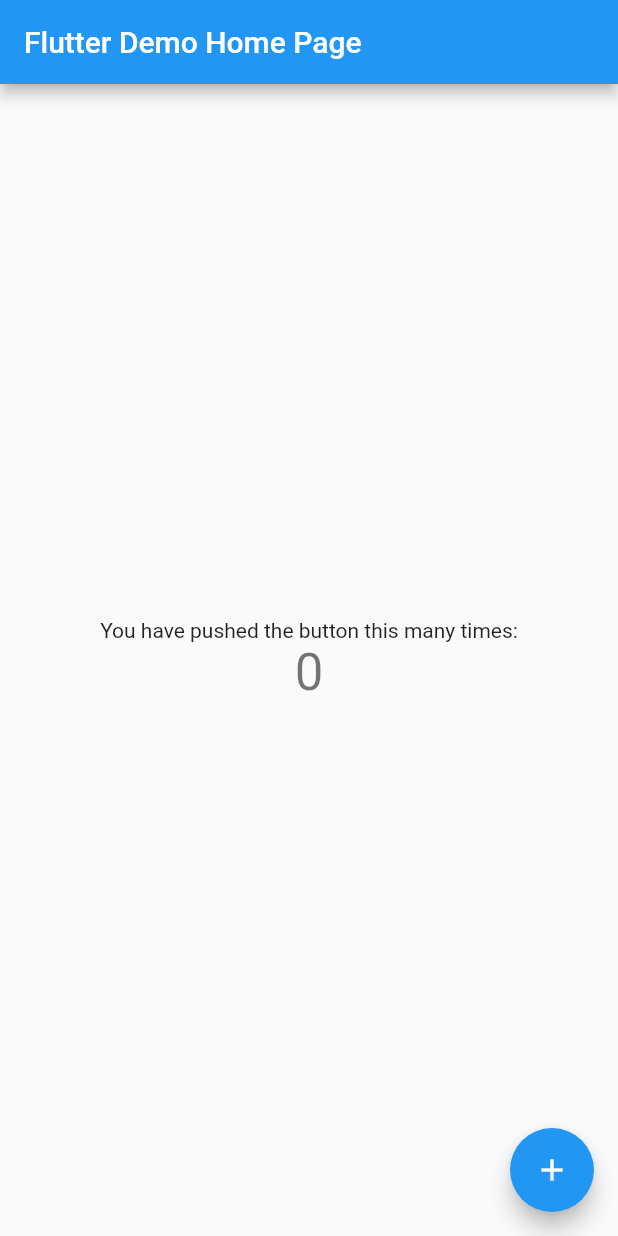
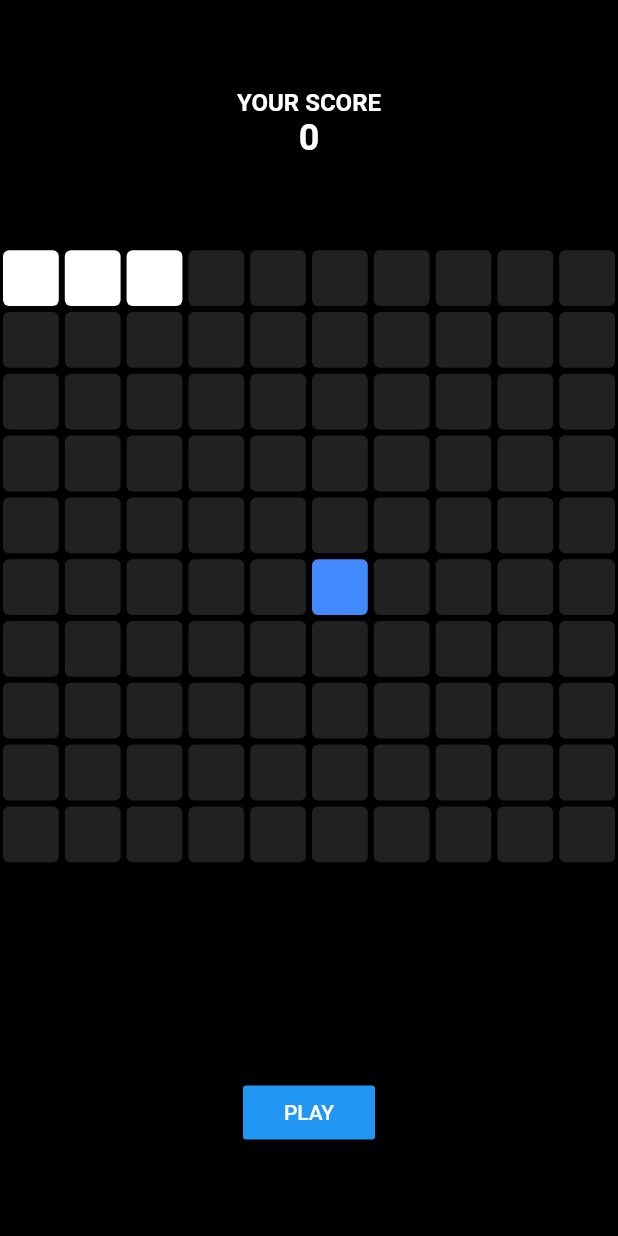
Before and after one commit to tejaswini-dev-techie/snake_game, a Flutter app: the screen it shows after launch, on a phone screen of 412 x 824 dp. Run offline on Flutter 3.47's test engine with Material 2 defaults, Android fonts, the light colour scheme and no system bars.

Commit message:
Completed development of Snake Game

```diff
--- /dev/null
+++ b/lib/Screens/GameScreen/game_screen.dart
@@ -0,0 +1,244 @@
+import 'dart:async';
+import 'dart:math';
+
+import 'package:flutter/material.dart';
+import 'package:snake_game/Screens/GameScreen/widgets/blank_pixel.dart';
+import 'package:snake_game/Screens/GameScreen/widgets/food_pixel.dart';
+import 'package:snake_game/Screens/GameScreen/widgets/snake_pixel.dart';
+
+class GameScreen extends StatefulWidget {
+  const GameScreen({super.key});
+
+  @override
+  State<GameScreen> createState() => _GameScreenState();
+}
+
+enum snake_direction { UP, DOWN, RIGHT, LEFT }
+
+class _GameScreenState extends State<GameScreen> {
+  /* Grid Dimensions */
+  int totalGridCount = 100;
+  int rowSize = 10;
+
+  /* User Score */
+  int score = 0;
+
+  /* Snake Position */
+  List<int> snakePosition = [0, 1, 2];
+
+  /* Food Position */
+  int foodPosition = 55;
+
+  /* Initial Snake Direction */
+  var currentDirection = snake_direction.RIGHT;
+
+  /* Start Game */
+  void startGame() {
+    Timer.periodic(const Duration(milliseconds: 200), (timer) {
+      setState(() {
+        /* Snake keeps moving! */
+        moveSnake();
+
+        if (gameOver()) {
+          timer.cancel();
+
+          /* Display message to the user */
+          showDialog(
+            context: context,
+            builder: (context) {
+              return AlertDialog(
+                title: const Text("Game Over"),
+                content: Text("Score: $score"),
+              );
+            },
+          );
+        }
+      });
+    });
+  }
+
+  void eatFood() {
+    score++;
+    /* Generates random food position */
+    while (snakePosition.contains(foodPosition)) {
+      foodPosition = Random().nextInt(totalGridCount);
+    }
+  }
+
+  void moveSnake() {
+    switch (currentDirection) {
+      case snake_direction.UP:
+        {
+          /* Add new head */
+          if (snakePosition.last < rowSize) {
+            snakePosition.add(snakePosition.last - rowSize + totalGridCount);
+          } else {
+            snakePosition.add(snakePosition.last - rowSize);
+          }
+        }
+        break;
+      case snake_direction.DOWN:
+        {
+          /* Add new head */
+          if (snakePosition.last + rowSize > totalGridCount) {
+            snakePosition.add(snakePosition.last + rowSize - totalGridCount);
+          } else {
+            snakePosition.add(snakePosition.last + rowSize);
+          }
+        }
+        break;
+      case snake_direction.RIGHT:
+        {
+          /* Add new head */
+          /* If Snake is to Right Wall, need to be re adjusted */
+          if (snakePosition.last % rowSize == 9) {
+            snakePosition.add(snakePosition.last + 1 - rowSize);
+          } else {
+            snakePosition.add(snakePosition.last + 1);
+          }
+        }
+        break;
+      case snake_direction.LEFT:
+        {
+          /* Add new head */
+          /* If Snake is to Left Wall, need to be re adjusted */
+          if (snakePosition.last % rowSize == 0) {
+            snakePosition.add(snakePosition.last - 1 + rowSize);
+          } else {
+            snakePosition.add(snakePosition.last - 1);
+          }
+        }
+        break;
+      default:
+    }
+
+    /* Snake eating food! */
+    if (snakePosition.last == foodPosition) {
+      eatFood();
+    } else {
+      /* Remove tail */
+      snakePosition.removeAt(0);
+    }
+  }
+
+  /* Game Over */
+  bool gameOver() {
+    /* When Snake hits itself the Game is over */
+    /* This occurs when body of snake i.e snakePosition has duplicates */
+
+    /* Snake Body Length excluding Head */
+    List<int> snakeBody = snakePosition.sublist(0, snakePosition.length - 1);
+    if (snakeBody.contains(snakePosition.last)) {
+      return true;
+    }
+    return false;
+  }
+
+  @override
+  Widget build(BuildContext context) {
+    return SafeArea(
+      child: Scaffold(
+        backgroundColor: Colors.black,
+        body: Column(
+          children: [
+            /* High Score Panel */
+            Expanded(
+              child: Row(
+                mainAxisAlignment: MainAxisAlignment.spaceEvenly,
+                crossAxisAlignment: CrossAxisAlignment.center,
+                children: [
+                  /* User Score */
+                  Column(
+                    mainAxisAlignment: MainAxisAlignment.center,
+                    children: [
+                      const Text(
+                        "YOUR SCORE",
+                        style: TextStyle(
+                          fontSize: 16.0,
+                          color: Colors.white,
+                          fontWeight: FontWeight.bold,
+                        ),
+                      ),
+                      Text(
+                        "$score",
+                        style: const TextStyle(
+                          fontSize: 24.0,
+                          color: Colors.white,
+                          fontWeight: FontWeight.bold,
+                        ),
+                      ),
+                    ],
+                  ),
+
+                  // /* High Score */
+                  // const Text(
+                  //   "HIGH SCORE",
+                  //   style: TextStyle(
+                  //     fontSize: 16.0,
+                  //     color: Colors.white,
+                  //     fontWeight: FontWeight.bold,
+                  //   ),
+                  // ),
+                ],
+              ),
+            ),
+
+            /* Grid */
+            Expanded(
+              flex: 3,
+              child: GestureDetector(
+                onVerticalDragUpdate: (details) {
+                  if (details.delta.dy > 0 &&
+                      (currentDirection != snake_direction.UP)) {
+                    currentDirection = snake_direction.DOWN;
+                  } else if (details.delta.dy < 0 &&
+                      (currentDirection != snake_direction.DOWN)) {
+                    currentDirection = snake_direction.UP;
+                  }
+                },
+                onHorizontalDragUpdate: (details) {
+                  if (details.delta.dx > 0 &&
+                      (currentDirection != snake_direction.LEFT)) {
+                    currentDirection = snake_direction.RIGHT;
+                  } else if (details.delta.dx < 0 &&
+                      (currentDirection != snake_direction.RIGHT)) {
+                    currentDirection = snake_direction.LEFT;
+                  }
+                },
+                child: GridView.builder(
+                  physics: const NeverScrollableScrollPhysics(),
+                  gridDelegate: SliverGridDelegateWithFixedCrossAxisCount(
+                    crossAxisCount: rowSize,
+                  ),
+                  itemCount: totalGridCount,
+                  itemBuilder: (context, index) {
+                    if (snakePosition.contains(index)) {
+                      return const SnakePixel();
+                    } else if (foodPosition == index) {
+                      return const FoodPixel();
+                    } else {
+                      return const BlankPixel();
+                    }
+                  },
+                ),
+              ),
+            ),
+
+            /* Play Button */
+            Expanded(
+              child: Center(
+                child: MaterialButton(
+                  color: Colors.blue,
+                  onPressed: startGame,
+                  child: const Text(
+                    "PLAY",
+                  ),
+                ),
+              ),
+            ),
+          ],
+        ),
+      ),
+    );
+  }
+}
--- /dev/null
+++ b/lib/Screens/GameScreen/widgets/blank_pixel.dart
@@ -0,0 +1,18 @@
+import 'package:flutter/material.dart';
+
+class BlankPixel extends StatelessWidget {
+  const BlankPixel({super.key});
+
+  @override
+  Widget build(BuildContext context) {
+    return Padding(
+      padding: const EdgeInsets.all(2.0),
+      child: Container(
+        decoration: BoxDecoration(
+          color: Colors.grey[900],
+          borderRadius: BorderRadius.circular(4.0),
+        ),
+      ),
+    );
+  }
+}
--- /dev/null
+++ b/lib/Screens/GameScreen/widgets/food_pixel.dart
@@ -0,0 +1,18 @@
+import 'package:flutter/material.dart';
+
+class FoodPixel extends StatelessWidget {
+  const FoodPixel({super.key});
+
+  @override
+  Widget build(BuildContext context) {
+    return Padding(
+      padding: const EdgeInsets.all(2.0),
+      child: Container(
+        decoration: BoxDecoration(
+          color: Colors.blueAccent,
+          borderRadius: BorderRadius.circular(4.0),
+        ),
+      ),
+    );
+  }
+}
--- /dev/null
+++ b/lib/Screens/GameScreen/widgets/snake_pixel.dart
@@ -0,0 +1,18 @@
+import 'package:flutter/material.dart';
+
+class SnakePixel extends StatelessWidget {
+  const SnakePixel({super.key});
+
+  @override
+  Widget build(BuildContext context) {
+    return Padding(
+      padding: const EdgeInsets.all(2.0),
+      child: Container(
+        decoration: BoxDecoration(
+          color: Colors.white,
+          borderRadius: BorderRadius.circular(4.0),
+        ),
+      ),
+    );
+  }
+}
--- a/lib/main.dart
+++ b/lib/main.dart
@@ -1,4 +1,5 @@
 import 'package:flutter/material.dart';
+import 'package:snake_game/Screens/GameScreen/game_screen.dart';
 
 void main() {
   runApp(const MyApp());
@@ -6,110 +7,16 @@
 
 class MyApp extends StatelessWidget {
   const MyApp({super.key});
-
   // This widget is the root of your application.
   @override
   Widget build(BuildContext context) {
     return MaterialApp(
-      title: 'Flutter Demo',
+      title: 'Snake Game',
       theme: ThemeData(
-        // This is the theme of your application.
-        //
-        // Try running your application with "flutter run". You'll see the
-        // application has a blue toolbar. Then, without quitting the app, try
-        // changing the primarySwatch below to Colors.green and then invoke
-        // "hot reload" (press "r" in the console where you ran "flutter run",
-        // or simply save your changes to "hot reload" in a Flutter IDE).
-        // Notice that the counter didn't reset back to zero; the application
-        // is not restarted.
         primarySwatch: Colors.blue,
+        brightness: Brightness.dark
       ),
-      home: const MyHomePage(title: 'Flutter Demo Home Page'),
+      home: const GameScreen(),
     );
   }
 }
-
-class MyHomePage extends StatefulWidget {
-  const MyHomePage({super.key, required this.title});
-
-  // This widget is the home page of your application. It is stateful, meaning
-  // that it has a State object (defined below) that contains fields that affect
-  // how it looks.
-
-  // This class is the configuration for the state. It holds the values (in this
-  // case the title) provided by the parent (in this case the App widget) and
-  // used by the build method of the State. Fields in a Widget subclass are
-  // always marked "final".
-
-  final String title;
-
-  @override
-  State<MyHomePage> createState() => _MyHomePageState();
-}
-
-class _MyHomePageState extends State<MyHomePage> {
-  int _counter = 0;
-
-  void _incrementCounter() {
-    setState(() {
-      // This call to setState tells the Flutter framework that something has
-      // changed in this State, which causes it to rerun the build method below
-      // so that the display can reflect the updated values. If we changed
-      // _counter without calling setState(), then the build method would not be
-      // called again, and so nothing would appear to happen.
-      _counter++;
-    });
-  }
-
-  @override
-  Widget build(BuildContext context) {
-    // This method is rerun every time setState is called, for instance as done
-    // by the _incrementCounter method above.
-    //
-    // The Flutter framework has been optimized to make rerunning build methods
-    // fast, so that you can just rebuild anything that needs updating rather
-    // than having to individually change instances of widgets.
-    return Scaffold(
-      appBar: AppBar(
-        // Here we take the value from the MyHomePage object that was created by
-        // the App.build method, and use it to set our appbar title.
-        title: Text(widget.title),
-      ),
-      body: Center(
-        // Center is a layout widget. It takes a single child and positions it
-        // in the middle of the parent.
-        child: Column(
-          // Column is also a layout widget. It takes a list of children and
-          // arranges them vertically. By default, it sizes itself to fit its
-          // children horizontally, and tries to be as tall as its parent.
-          //
-          // Invoke "debug painting" (press "p" in the console, choose the
-          // "Toggle Debug Paint" action from the Flutter Inspector in Android
-          // Studio, or the "Toggle Debug Paint" command in Visual Studio Code)
-          // to see the wireframe for each widget.
-          //
-          // Column has various properties to control how it sizes itself and
-          // how it positions its children. Here we use mainAxisAlignment to
-          // center the children vertically; the main axis here is the vertical
-          // axis because Columns are vertical (the cross axis would be
-          // horizontal).
-          mainAxisAlignment: MainAxisAlignment.center,
-          children: <Widget>[
-            const Text(
-              'You have pushed the button this many times:',
-            ),
-            Text(
-              '$_counter',
-              style: Theme.of(context).textTheme.headlineMedium,
-            ),
-          ],
-        ),
-      ),
-      floatingActionButton: FloatingActionButton(
-        onPressed: _incrementCounter,
-        tooltip: 'Increment',
-        child: const Icon(Icons.add),
-      ), // This trailing comma makes auto-formatting nicer for build methods.
-    );
-  }
-}
```
